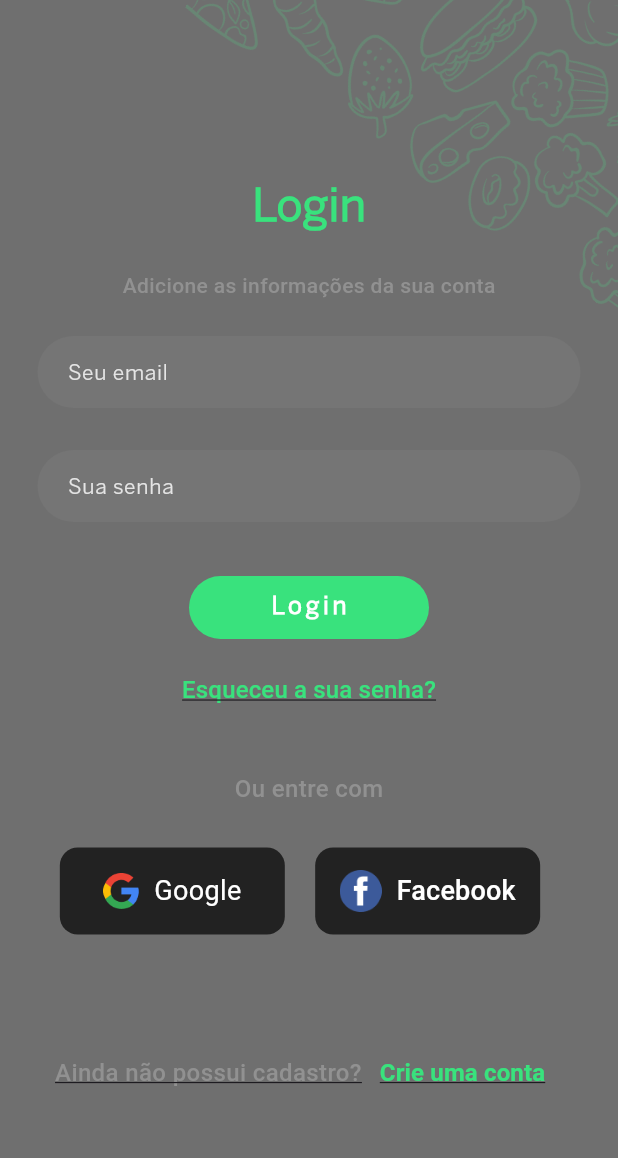
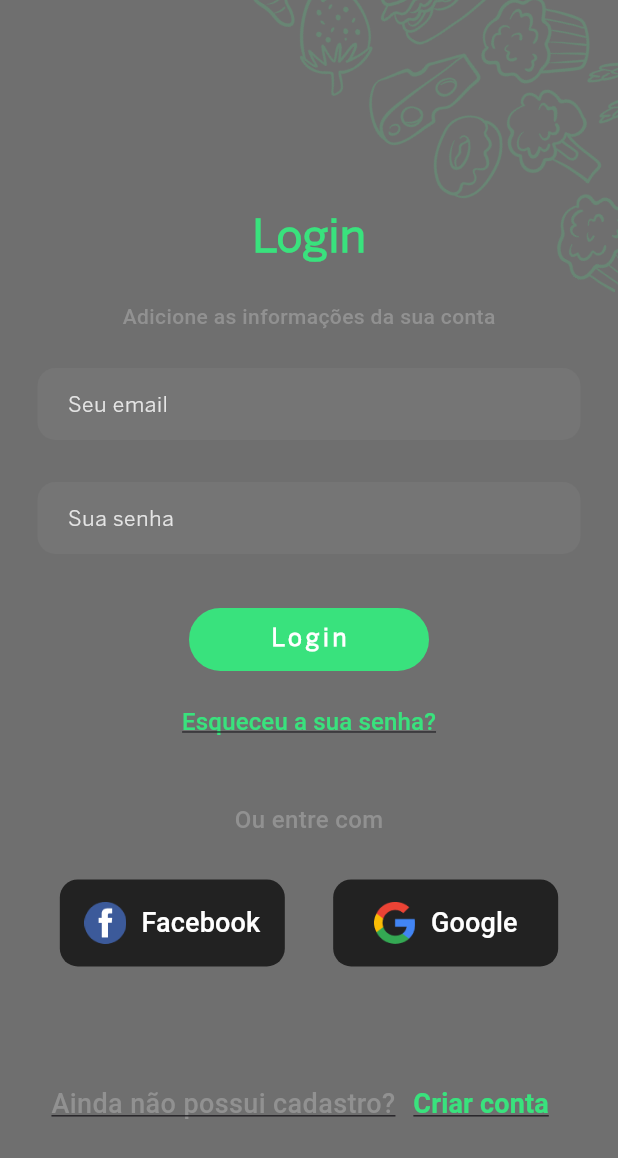
Before and after one commit to Jonata-tr/Delivery-app, a Flutter app: the SingupScreen screen opened directly, after a tap on "Login", on a phone screen of 412 x 824 dp. Shown: the top 1158 px of the screen. Run offline on Flutter 3.47's test engine with Material 3 defaults, Android fonts, the light colour scheme and no system bars; Roboto replaces fonts that are missing (BentonSans).

Commit message:
Feita a compenentização de alguns codigos, e removido uma pagina desnecessaria que vinha antes do login

```diff
--- /dev/null
+++ b/lib/components/button_icon.dart
@@ -0,0 +1,51 @@
+import 'package:delivery_app/common/color_extension.dart';
+import 'package:flutter/material.dart';
+
+class ButtonIcon extends StatelessWidget {
+  final VoidCallback onPressed;
+  final String texto;
+  final String icone;
+  final Color color;
+
+  const ButtonIcon(
+      {super.key,
+      required this.texto,
+      required this.icone,
+      required this.color,
+      required this.onPressed});
+
+  @override
+  Widget build(BuildContext context) {
+    return InkWell(
+        child: TextButton(
+      onPressed: onPressed,
+      child: Container(
+        width: 150,
+        height: 58,
+        alignment: Alignment.center,
+        decoration: BoxDecoration(
+          color: color,
+          borderRadius: BorderRadius.circular(12),
+        ),
+        child: Row(
+          mainAxisAlignment: MainAxisAlignment.center,
+          children: [
+            Image.asset(
+              icone,
+              width: 28,
+              height: 28,
+              fit: BoxFit.contain,
+            ),
+            const SizedBox(
+              width: 10,
+            ),
+            Text(
+              texto,
+              style: const TextStyle(color: Colors.white, fontSize: 18),
+            ),
+          ],
+        ),
+      ),
+    ));
+  }
+}
--- /dev/null
+++ b/lib/components/logo_text.dart
@@ -0,0 +1,44 @@
+import 'package:delivery_app/common/color_extension.dart';
+import 'package:flutter/material.dart';
+
+class LogoText extends StatelessWidget {
+  final String texto;
+
+  const LogoText({super.key, required this.texto});
+
+  @override
+  Widget build(BuildContext context) {
+    var media = MediaQuery.of(context).size;
+
+    return Stack(
+      clipBehavior: Clip.none,
+      alignment: Alignment.center,
+      children: [
+        Positioned(
+          bottom: 60,
+          left: 120,
+          child: Transform.rotate(
+            angle: 190 / 360,
+            child: Image.asset(
+              "assets/img/Pattern.png",
+              width: 400,
+              fit: BoxFit.contain,
+            ),
+          ),
+        ),
+        SizedBox(height: media.height * 0.22, width: double.infinity),
+        Positioned(
+          bottom: 0,
+          child: Text(
+            texto,
+            style: TextStyle(
+                color: Tcolor.primaryColor,
+                fontSize: 30,
+                fontWeight: FontWeight.w800,
+                fontFamily: 'BentoSans'),
+          ),
+        )
+      ],
+    );
+  }
+}
--- a/lib/common_widget/round_text_field.dart
+++ b/lib/components/round_text_field.dart
@@ -18,7 +18,7 @@ class RoundTextField extends StatelessWidget {
     return Container(
       decoration: BoxDecoration(
         color: Tcolor.textField,
-        borderRadius: BorderRadius.circular(25),
+        borderRadius: BorderRadius.circular(12),
       ),
       child: TextField(
         autocorrect: false,
@@ -27,7 +27,8 @@ class RoundTextField extends StatelessWidget {
         decoration: InputDecoration(
             contentPadding: const EdgeInsets.symmetric(horizontal: 20),
             enabledBorder: InputBorder.none,
-            focusedBorder: InputBorder.none,
+            focusedBorder: OutlineInputBorder(
+                borderSide: BorderSide(color: Tcolor.primaryColor)),
             hintText: hintText,
             hintStyle: TextStyle(
                 color: Tcolor.placeHolder,
--- a/lib/view/login/login_screen.dart
+++ /dev/null
@@ -1,87 +0,0 @@
-import 'package:delivery_app/common_widget/round_button.dart';
-import 'package:delivery_app/common_widget/round_text_field.dart';
-import 'package:delivery_app/view/login/login_view.dart';
-import 'package:delivery_app/view/login/singup_view.dart';
-import 'package:flutter/material.dart';
-
-class LoginScreen extends StatefulWidget {
-  const LoginScreen({super.key});
-
-  @override
-  State<LoginScreen> createState() => _LoginScreenState();
-}
-
-class _LoginScreenState extends State<LoginScreen> {
-  @override
-  Widget build(BuildContext context) {
-    var media = MediaQuery.of(context).size;
-
-    return Scaffold(
-      body: SingleChildScrollView(
-        child: Column(
-          children: [
-            Stack(
-              alignment: Alignment.center,
-              children: [
-                Image.asset(
-                  "assets/img/Pattern.png",
-                  fit: BoxFit.contain,
-                ),
-                Positioned(
-                  top: 10,
-                  child: Image.asset(
-                    width: media.width,
-                    "assets/img/Gradient.png",
-                  ),
-                ),
-                Image.asset(
-                  "assets/img/Logo.png",
-                  width: media.width * 0.4,
-                  height: media.height * 0.4,
-                  fit: BoxFit.contain,
-                )
-              ],
-            ),
-            const SizedBox(
-              height: 60,
-            ),
-            const Text(
-              "Bem vindo a familia verdinha.",
-              style: TextStyle(
-                color: Colors.white,
-                fontSize: 15,
-                fontFamily: "BentoSans",
-                fontWeight: FontWeight.w500,
-              ),
-            ),
-            const SizedBox(
-              height: 60,
-            ),
-            RoundButton(
-              title: "Login",
-              onPressed: () {
-                Navigator.push(
-                  context,
-                  MaterialPageRoute(builder: (media) => const LoginView()),
-                );
-              },
-              type: RoundButtonType.textPrimary,
-            ),
-            const SizedBox(
-              height: 20,
-            ),
-            RoundButton(
-                title: "Registrar",
-                onPressed: () => {
-                      Navigator.push(
-                          context,
-                          MaterialPageRoute(
-                              builder: (context) => const SingupScreen()))
-                    },
-                type: RoundButtonType.bgPrimary),
-          ],
-        ),
-      ),
-    );
-  }
-}
--- a/lib/view/login/login_view.dart
+++ b/lib/view/login/login_view.dart
@@ -1,10 +1,12 @@
 import 'package:delivery_app/common/color_extension.dart';
+import 'package:delivery_app/components/button_icon.dart';
+import 'package:delivery_app/components/logo_text.dart';
 import 'package:delivery_app/view/login/res_password_view.dart';
 import 'package:delivery_app/view/login/singup_view.dart';
 import 'package:flutter/material.dart';
 
-import '../../common_widget/round_button.dart';
-import '../../common_widget/round_text_field.dart';
+import '../../components/round_button.dart';
+import '../../components/round_text_field.dart';
 
 class LoginView extends StatefulWidget {
   const LoginView({super.key});
@@ -25,36 +27,7 @@ class _LoginViewState extends State<LoginView> {
         body: SingleChildScrollView(
             child: Column(
       children: [
-        Stack(
-          clipBehavior: Clip.none,
-          alignment: Alignment.center,
-          children: [
-            Positioned(
-              bottom: 16,
-              left: 160,
-              child: Transform.rotate(
-                angle: 190 / 360,
-                child: Image.asset(
-                  "assets/img/Pattern.png",
-                  width: 360,
-                  fit: BoxFit.contain,
-                ),
-              ),
-            ),
-            const SizedBox(height: 160, width: double.infinity),
-            Positioned(
-              bottom: 0,
-              child: Text(
-                "Login",
-                style: TextStyle(
-                    color: Tcolor.primaryColor,
-                    fontSize: 30,
-                    fontWeight: FontWeight.w800,
-                    fontFamily: 'BentoSans'),
-              ),
-            )
-          ],
-        ),
+        const LogoText(texto: "Login"),
         Padding(
           padding: const EdgeInsets.symmetric(horizontal: 25, vertical: 20),
           child: Column(
@@ -75,14 +48,17 @@ class _LoginViewState extends State<LoginView> {
                 controller: txtEmail,
                 keyboardType: TextInputType.emailAddress,
               ),
+
               const SizedBox(height: 28),
               RoundTextField(
                 hintText: "Sua senha",
                 controller: txtSenha,
                 obscureText: true,
               ),
+
               const SizedBox(height: 36),
               RoundButton(title: "Login", onPressed: () => {}),
+
               const SizedBox(height: 10),
               TextButton(
                 onPressed: () {
@@ -112,69 +88,20 @@ class _LoginViewState extends State<LoginView> {
               Row(
                 mainAxisAlignment: MainAxisAlignment.center,
                 children: [
-                  InkWell(
-                    child: Container(
-                      width: 150,
-                      height: 58,
-                      alignment: Alignment.center,
-                      decoration: BoxDecoration(
-                        color: Color.fromARGB(255, 34, 34, 34),
-                        borderRadius: BorderRadius.circular(12),
-                      ),
-                      child: Row(
-                        mainAxisAlignment: MainAxisAlignment.center,
-                        children: [
-                          Image.asset(
-                            "assets/img/google.png",
-                            width: 24,
-                            height: 24,
-                            fit: BoxFit.contain,
-                          ),
-                          const SizedBox(
-                            width: 10,
-                          ),
-                          const Text(
-                            "Google",
-                            style: TextStyle(color: Colors.white, fontSize: 18),
-                          ),
-                        ],
-                      ),
-                    ),
-                  ),
+                  ButtonIcon( //Componente criado para suporta um botão com os intens de uma imagem e um texto dentro dele.
+                      texto: "Facebook",
+                      icone: "assets/img/facebook.png",
+                      color: const Color.fromARGB(255, 34, 34, 34),
+                      onPressed: () {}),
                   SizedBox(
                     width: media.width * 0.02,
                   ),
-                  InkWell(
-                      child: TextButton(
+                  ButtonIcon(
+                    icone: "assets/img/google.png",
+                    texto: "Google",
+                    color: const Color.fromARGB(255, 34, 34, 34),
                     onPressed: () {},
-                    child: Container(
-                      width: 150,
-                      height: 58,
-                      alignment: Alignment.center,
-                      decoration: BoxDecoration(
-                        color: Color.fromARGB(255, 34, 34, 34),
-                        borderRadius: BorderRadius.circular(12),
-                      ),
-                      child: Row(
-                        mainAxisAlignment: MainAxisAlignment.center,
-                        children: [
-                          Image.asset(
-                            "assets/img/facebook.png",
-                            width: 28,
-                            height: 28,
-                            fit: BoxFit.contain,
-                          ),
-                          const SizedBox(
-                            width: 10,
-                          ),
-                          const Text(
-                            "Facebook",
-                            style: TextStyle(color: Colors.white, fontSize: 18),
-                          ),
-                        ],
-                      ),
-                    ),
-                  )),
+                  ),
                 ],
               ),
               const SizedBox(
@@ -187,7 +114,7 @@ class _LoginViewState extends State<LoginView> {
                     "Ainda não possui cadastro?",
                     style: TextStyle(
                         color: Tcolor.secondaryText,
-                        fontSize: 16,
+                        fontSize: 18,
                         fontWeight: FontWeight.w500,
                         decoration: TextDecoration.underline),
                   ),
@@ -199,10 +126,10 @@ class _LoginViewState extends State<LoginView> {
                               builder: (context) => const SingupScreen()))
                     },
                     child: Text(
-                      "Crie uma conta",
+                      "Criar conta",
                       style: TextStyle(
                           color: Tcolor.primaryColor,
-                          fontSize: 16,
+                          fontSize: 18,
                           fontWeight: FontWeight.w700,
                           decoration: TextDecoration.underline),
                     ),
--- a/lib/view/login/new_password_view.dart
+++ b/lib/view/login/new_password_view.dart
@@ -2,8 +2,8 @@ import 'package:delivery_app/common/color_extension.dart';
 import 'package:delivery_app/view/login/login_view.dart';
 import 'package:flutter/material.dart';
 
-import '../../common_widget/round_button.dart';
-import '../../common_widget/round_text_field.dart';
+import '../../components/round_button.dart';
+import '../../components/round_text_field.dart';
 
 class NewPasswordView extends StatefulWidget {
   const NewPasswordView({super.key});
--- a/lib/view/login/res_password_view.dart
+++ b/lib/view/login/res_password_view.dart
@@ -2,8 +2,8 @@ import 'package:delivery_app/common/color_extension.dart';
 import 'package:delivery_app/view/login/login_view.dart';
 import 'package:flutter/material.dart';
 
-import '../../common_widget/round_button.dart';
-import '../../common_widget/round_text_field.dart';
+import '../../components/round_button.dart';
+import '../../components/round_text_field.dart';
 
 class ResetPasswordView extends StatefulWidget {
   const ResetPasswordView({super.key});
--- a/lib/view/login/singup_view.dart
+++ b/lib/view/login/singup_view.dart
@@ -1,9 +1,10 @@
 import 'package:delivery_app/common/color_extension.dart';
+import 'package:delivery_app/components/logo_text.dart';
 import 'package:delivery_app/view/login/login_view.dart';
 import 'package:flutter/material.dart';
 
-import '../../common_widget/round_button.dart';
-import '../../common_widget/round_text_field.dart';
+import '../../components/round_button.dart';
+import '../../components/round_text_field.dart';
 
 class SingupScreen extends StatefulWidget {
   const SingupScreen({super.key});
@@ -30,36 +31,7 @@ class _SingupScreenState extends State<SingupScreen> {
         body: SingleChildScrollView(
             child: Column(
       children: [
-        Stack(
-          clipBehavior: Clip.none,
-          alignment: Alignment.center,
-          children: [
-            Positioned(
-              bottom: 40,
-              left: 140,
-              child: Transform.rotate(
-                angle: 182 / 360,
-                child: Image.asset(
-                  "assets/img/Pattern.png",
-                  width: 360,
-                  fit: BoxFit.contain,
-                ),
-              ),
-            ),
-            const SizedBox(height: 180, width: double.infinity),
-            Positioned(
-              bottom: 0,
-              child: Text(
-                "Se inscreva",
-                style: TextStyle(
-                    color: Tcolor.primaryColor,
-                    fontSize: 30,
-                    fontWeight: FontWeight.w800,
-                    fontFamily: 'BentoSans'),
-              ),
-            )
-          ],
-        ),
+        const LogoText(texto: "Se registrar"),
         Padding(
           padding: const EdgeInsets.symmetric(horizontal: 25, vertical: 20),
           child: Column(
@@ -129,7 +101,7 @@ class _SingupScreenState extends State<SingupScreen> {
                     "Ja possui uma conta?",
                     style: TextStyle(
                         color: Tcolor.secondaryText,
-                        fontSize: 16,
+                        fontSize: 18,
                         fontWeight: FontWeight.w500,
                         decoration: TextDecoration.underline),
                   ),
@@ -144,7 +116,7 @@ class _SingupScreenState extends State<SingupScreen> {
                       "Login",
                       style: TextStyle(
                           color: Tcolor.primaryColor,
-                          fontSize: 16,
+                          fontSize: 18,
                           fontWeight: FontWeight.w700,
                           decoration: TextDecoration.underline),
                     ),
--- a/lib/view/on_boarding/startup_view.dart
+++ b/lib/view/on_boarding/startup_view.dart
@@ -1,6 +1,5 @@
+import 'package:delivery_app/view/login/login_view.dart';
 import 'package:flutter/material.dart';
-
-import '../welcome_screen/welcomeScreen.dart';
 
 class StartupView extends StatefulWidget {
   const StartupView({super.key});
@@ -29,7 +28,7 @@ class _StartupViewState extends State<StartupView> {
     Navigator.push(
         //Chama a proxima pagina
         context,
-        MaterialPageRoute(builder: (context) => const WelcomePage()));
+        MaterialPageRoute(builder: (context) => const LoginView()));
   }
 
   @override
--- a/lib/view/welcome_screen/nextScreen.dart
+++ b/lib/view/welcome_screen/nextScreen.dart
@@ -1,6 +1,7 @@
-import "package:delivery_app/common_widget/round_button.dart";
+import "package:delivery_app/components/round_button.dart";
+import "package:delivery_app/view/login/login_view.dart";
 import "package:flutter/material.dart";
-import "../login/login_screen.dart";
+
 
 class NextScreen extends StatefulWidget {
   const NextScreen({super.key});
@@ -67,7 +68,7 @@ class _NextScreenState extends State<NextScreen> {
                 type: RoundButtonType.bgPrimary,
                 onPressed: () {
                   Navigator.push(context,
-                      MaterialPageRoute(builder: (media) => const LoginScreen()));
+                      MaterialPageRoute(builder: (media) => const LoginView()));
                 })
           ]),
     );
--- a/lib/view/welcome_screen/welcomeScreen.dart
+++ b/lib/view/welcome_screen/welcomeScreen.dart
@@ -1,4 +1,4 @@
-import "package:delivery_app/common_widget/round_button.dart";
+import "package:delivery_app/components/round_button.dart";
 import "package:delivery_app/view/welcome_screen/nextScreen.dart";
 import "package:flutter/material.dart";
 
```
Also changed, not shown: lib/components/round_button.dart (renamed from lib/common_widget/round_button.dart).
